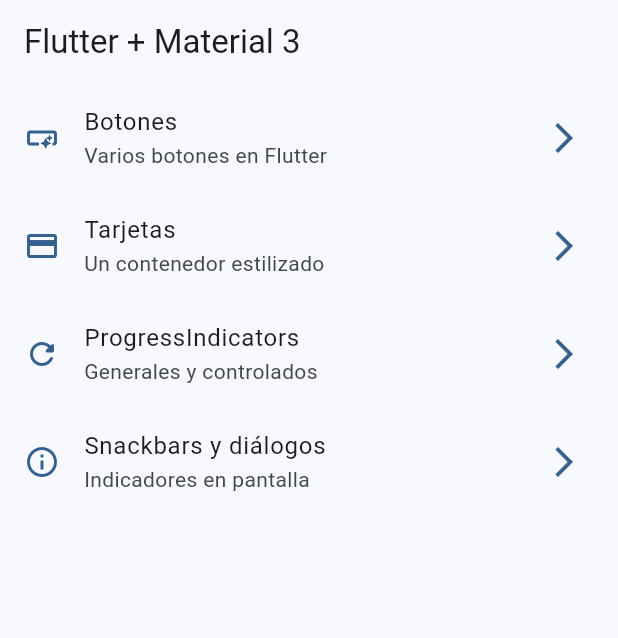
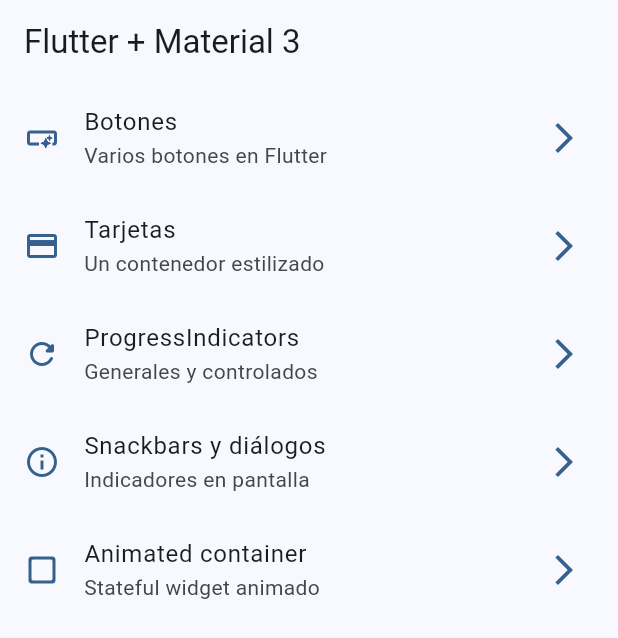
Before and after one commit to hdgch1106/widgets_app, a Flutter app: the screen it shows after launch, on a phone screen of 412 x 824 dp. Shown: the top 638 px of the screen. Run offline on Flutter 3.47's test engine with Material 2 defaults, Android fonts, the phone set to English and light mode, and no system bars; our stand-ins replace go_router.

Commit message:
Animated container terminado

```diff
--- a/lib/config/menu/menu_items.dart
+++ b/lib/config/menu/menu_items.dart
@@ -33,5 +33,10 @@ const appMenuItems = <MenuItem>[
       title: "Snackbars y diálogos",
       subTitle: "Indicadores en pantalla",
       link: "/snackbars",
-      icon: Icons.info_outline)
+      icon: Icons.info_outline),
+  MenuItem(
+      title: "Animated container",
+      subTitle: "Stateful widget animado",
+      link: "/animated",
+      icon: Icons.check_box_outline_blank_rounded)
 ];
--- a/lib/config/router/app_router.dart
+++ b/lib/config/router/app_router.dart
@@ -28,6 +28,11 @@ final appRouter = GoRouter(
       path: "/snackbars",
       name: SnackbarScreen.name,
       builder: (context, state) => const SnackbarScreen(),
+    ),
+    GoRoute(
+      path: "/animated",
+      name: AnimatedScreen.name,
+      builder: (context, state) => const AnimatedScreen(),
     )
   ],
 );
```
Also changed, not shown: lib/presentation/screens/animated/animated_screen.dart (+46 -2 lines).
